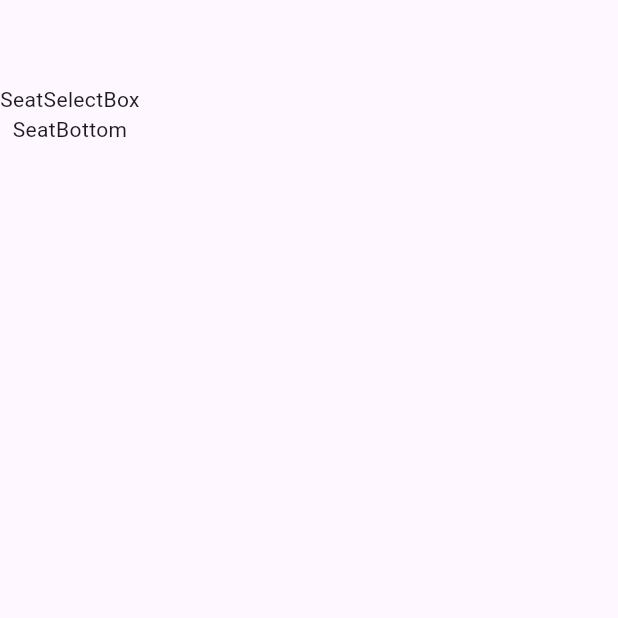
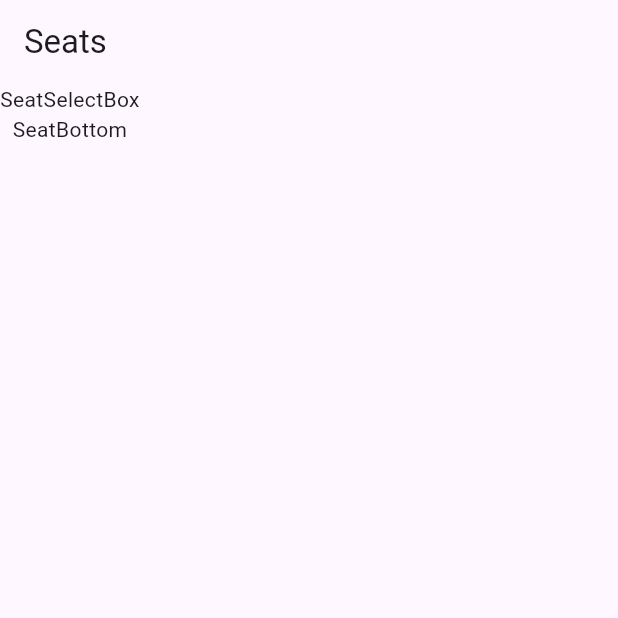
Before and after one commit to ilsong963/flutter_seat_app, a Flutter app: the screen it shows after launch, on a phone screen of 412 x 824 dp, the top half of it. Run offline on Flutter 3.47's test engine with Material 3 defaults, Android fonts, the phone set to English and light mode, and no system bars.

Commit message:
feat: appbar 기본배치

```diff
--- a/lib/main.dart
+++ b/lib/main.dart
@@ -20,6 +20,6 @@ class SeatPage extends StatelessWidget {
 
   @override
   Widget build(BuildContext context) {
-    return Scaffold(appBar: AppBar(), body: Column(children: [SeatSelectBox(), SeatBottom()]));
+    return Scaffold(appBar: AppBar(title: Text("Seats")), body: Column(children: [SeatSelectBox(), SeatBottom()]));
   }
 }
```
